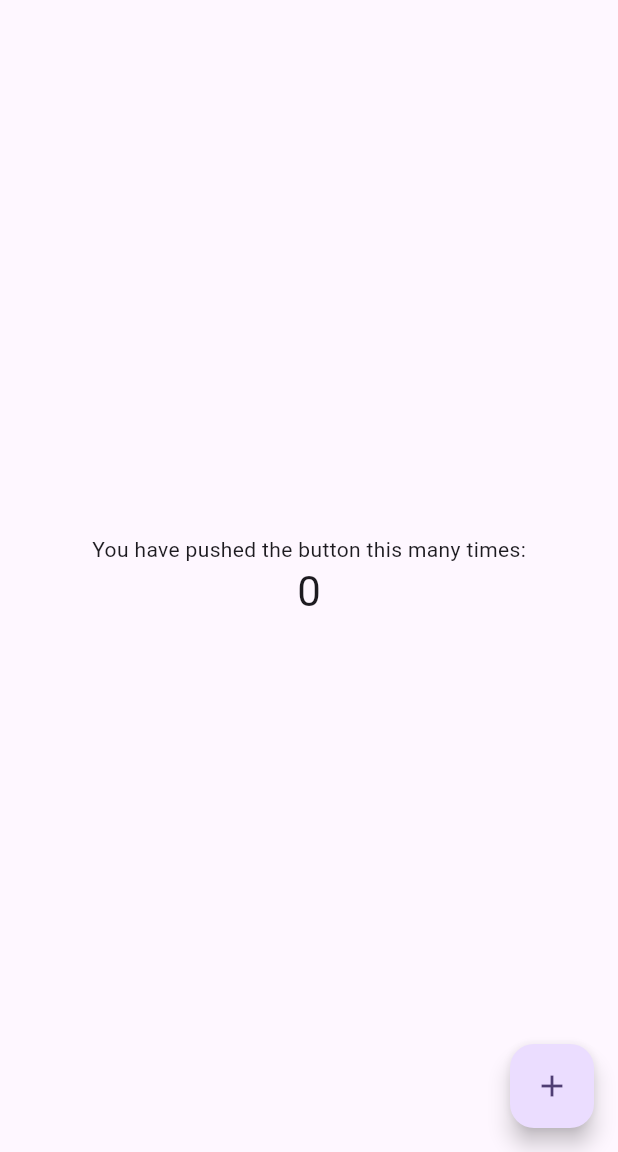
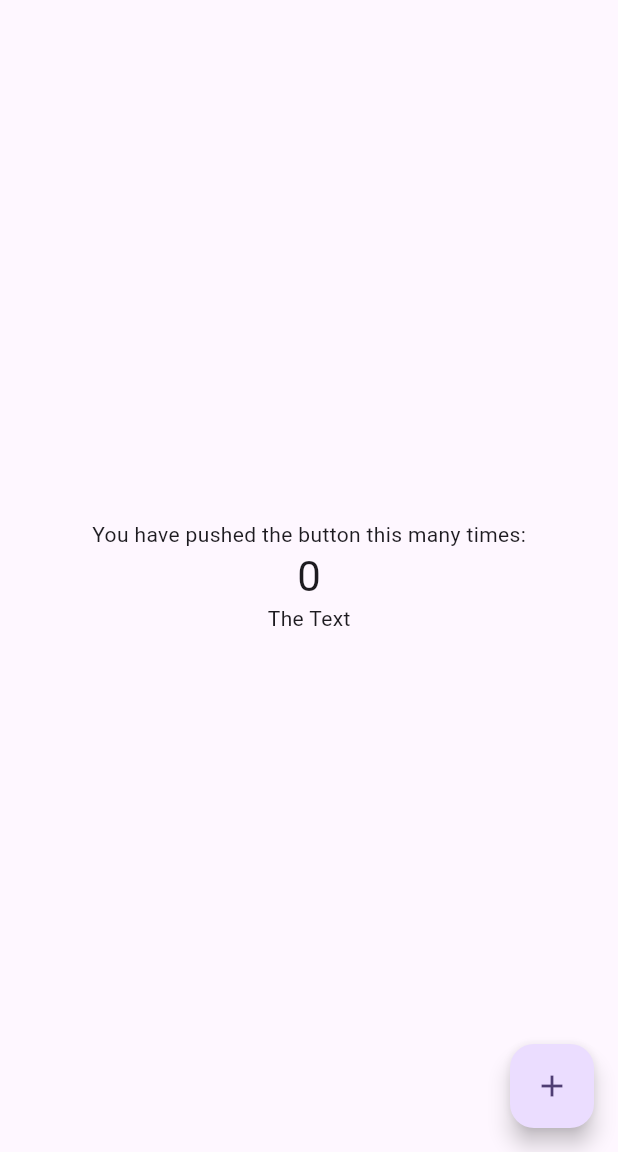
Before and after one commit to neworld10/iHateSchool, a Flutter app: the screen it shows after launch, on a phone screen of 412 x 824 dp, the part 84-1236 px from its top. Run offline on Flutter 3.47's test engine with Material 2 defaults, Android fonts, the phone set to English and light mode, and no system bars.

Commit message:
The Text

```diff
--- a/TARGET/230828/counter/lib/main.dart
+++ b/TARGET/230828/counter/lib/main.dart
@@ -60,6 +60,7 @@ class _MyHomePageState extends State<MyHomePage> {
               '$_counter',
               style: Theme.of(context).textTheme.headlineMedium,
             ),
+            Text("The Text")
           ],
         ),
       ),
@@ -71,4 +72,3 @@ class _MyHomePageState extends State<MyHomePage> {
     );
   }
 }
-//호에에엥
```
Also changed, not shown: 4 other files.
